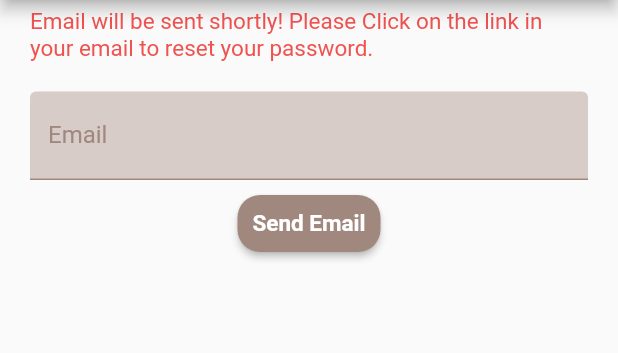
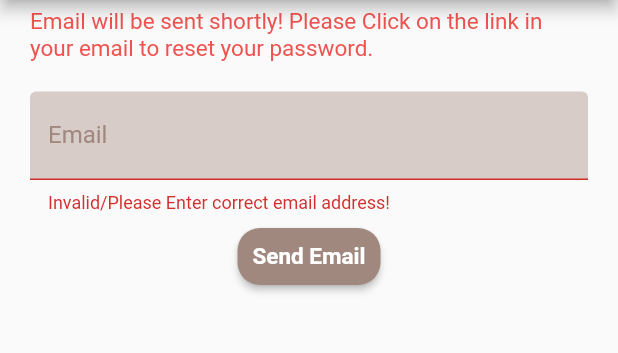
Before and after one commit to nurulakter8/map20-nurrlight-app, a Flutter app: the ForgotPasswordScreen screen opened by its route, after a tap on "Send Email", on a phone screen of 412 x 824 dp, the part 84-437 px from its top. Run offline on Flutter 3.47's test engine with Material 2 defaults, Android fonts, the phone set to English and light mode, and no system bars; our stand-ins replace firebase_auth; accounts and stored records are empty.

```diff
--- /dev/null
+++ b/lib/model/user.dart
@@ -0,0 +1,6 @@
+class User{
+  String UserID;
+
+  User({this.UserID});
+
+}
--- a/lib/screens/forgotpassword_screen.dart
+++ b/lib/screens/forgotpassword_screen.dart
@@ -1,7 +1,7 @@
+import 'package:firebase_auth/firebase_auth.dart';
 import 'package:flutter/cupertino.dart';
 import 'package:flutter/material.dart';
-import 'package:nurrlight/controller/widget_controller.dart';
-
+import 'package:nurrlight/screens/views/messagebox.dart';
 class ForgotPasswordScreen extends StatefulWidget {
   static const routeName = '/signInScreen/forgotPasswordScreen';
 
@@ -104,24 +104,24 @@ class _Controller {
   }
 
   Future<void> sendEmail() async {
-    //   try {
-    //     if (_state.formKey.currentState.validate()) {
-    //       FirebaseAuth.instance.sendPasswordResetEmail(email: email).then(
-    //             (value) => MyDialog.info(
-    //               context: _state.context,
-    //               title: 'Email Sent!!',
-    //               content: 'Please check your email. Thank you!',
-    //             ),
-    //           );
-    //       //print('Email Sent! Please check your email')
-    //     }
-    //   } catch (e) {
-    //     MyDialog.info(
-    //       context: _state.context,
-    //       title: 'Error sending email',
-    //       content: e.message ?? e.toString(),
-    //     );
-    //     return;
-    //   }
+      try {
+        if (_state.formKey.currentState.validate()) {
+          FirebaseAuth.instance.sendPasswordResetEmail(email: email).then(
+                (value) => MessageBox.info(
+                  context: _state.context,
+                  title: 'Email Sent!!',
+                  content: 'Please check your email. Thank you!',
+                ),
+              );
+          //print('Email Sent! Please check your email')
+        }
+      } catch (e) {
+        MessageBox.info(
+          context: _state.context,
+          title: 'Error sending email',
+          content: e.message ?? e.toString(),
+        );
+        return;
+      }
   }
 }
--- a/pubspec.yaml
+++ b/pubspec.yaml
@@ -23,6 +23,8 @@ environment:
 dependencies:
   flutter:
     sdk: flutter
+  firebase_auth: ^0.16.1
+  cloud_firestore: ^0.13.6
 
 
   # The following adds the Cupertino Icons font to your application.
```
Also changed, not shown: lib/controller/authmethods_controller.dart (added, +46 -0 lines), lib/screens/signin_screen.dart (+10 -9 lines), lib/screens/signup_screen.dart (+23 -6 lines), lib/screens/views/messagebox.dart (added, +31 -0 lines), pubspec.lock, 5 other files.
